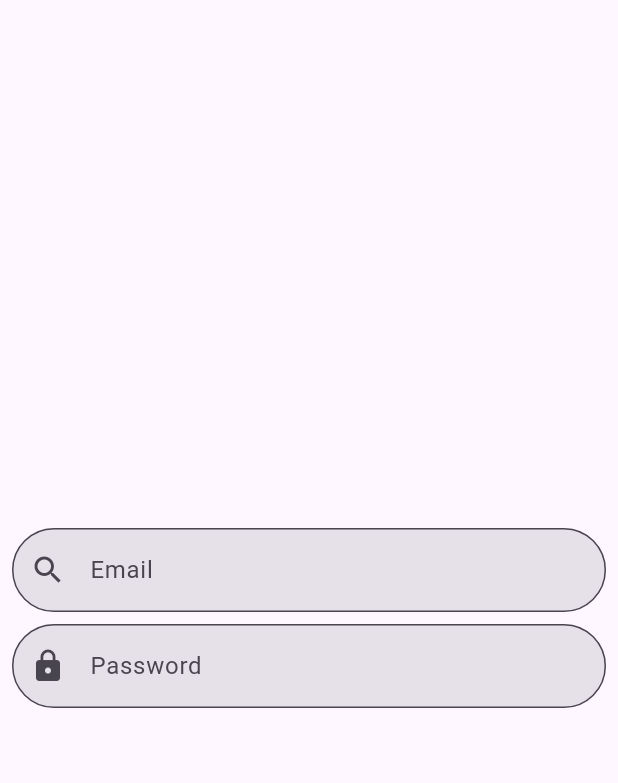
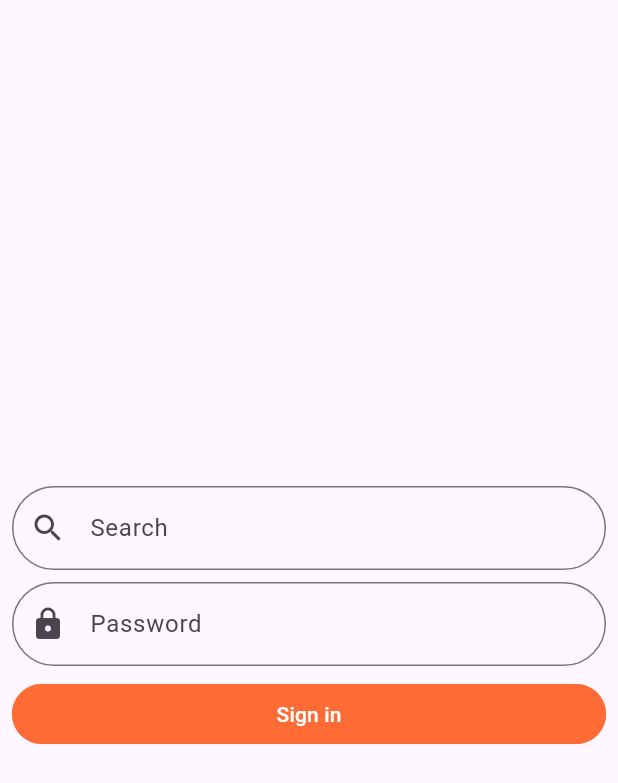
Before and after one commit to jmayta1984/upc-1acc0238-2510-351-flutter-projects, a Flutter app: the screen it shows after launch, on a phone screen of 412 x 824 dp. Shown: the top 783 px of the screen. Run offline on Flutter 3.47's test engine with Material 3 defaults, Android fonts, the phone set to English and light mode, and no system bars.

```diff
--- /dev/null
+++ b/demo/lib/color_palette.dart
@@ -0,0 +1,5 @@
+import 'dart:ui';
+
+class ColorPalette {
+  static Color primary = Color.fromRGBO(255, 107, 53, 1);
+}
--- /dev/null
+++ b/demo/lib/custom_text_field.dart
@@ -0,0 +1,24 @@
+import 'package:demo/color_palette.dart';
+import 'package:flutter/material.dart';
+
+class CustomTextField extends StatelessWidget {
+  const CustomTextField({super.key, this.icon, this.hintText});
+  final Icon? icon;
+  final String? hintText;
+
+  @override
+  Widget build(BuildContext context) {
+    return TextField(
+      cursorColor: ColorPalette.primary,
+      decoration: InputDecoration(
+        prefixIcon: icon,
+        hintText: hintText,
+        border: OutlineInputBorder(borderRadius: BorderRadius.circular(32)),
+        focusedBorder: OutlineInputBorder(
+          borderRadius: BorderRadius.circular(32),
+          borderSide: BorderSide(color: ColorPalette.primary),
+        ),
+      ),
+    );
+  }
+}
--- a/demo/lib/login_page.dart
+++ b/demo/lib/login_page.dart
@@ -1,13 +1,11 @@
+import 'package:demo/color_palette.dart';
+import 'package:demo/custom_text_field.dart';
+import 'package:demo/main_page.dart';
 import 'package:flutter/material.dart';
 
-class LoginPage extends StatefulWidget {
+class LoginPage extends StatelessWidget {
   const LoginPage({super.key});
 
-  @override
-  State<LoginPage> createState() => _LoginPageState();
-}
-
-class _LoginPageState extends State<LoginPage> {
   @override
   Widget build(BuildContext context) {
     return Scaffold(
@@ -17,37 +15,26 @@ class _LoginPageState extends State<LoginPage> {
           child: Column(
             mainAxisAlignment: MainAxisAlignment.center,
             children: [
-              TextField(
-                cursorColor: Colors.deepOrange,
-                decoration: InputDecoration(
-                  prefixIcon: Icon(Icons.search),
-                  hintText: "Email",
-
-                  filled: true,
-
-                  border: OutlineInputBorder(
-                    borderRadius: BorderRadius.circular(32),
+              CustomTextField(icon: Icon(Icons.search), hintText: "Search"),
+              SizedBox(height: 8),
+              CustomTextField(icon: Icon(Icons.lock), hintText: "Password"),
+              SizedBox(height: 8),
+              SizedBox(
+                width: double.infinity,
+                child: OutlinedButton(
+                  style: OutlinedButton.styleFrom(
+                    backgroundColor: ColorPalette.primary,
+                    foregroundColor: Colors.white,
+                    side: BorderSide(color: ColorPalette.primary),
                   ),
-                  focusedBorder: OutlineInputBorder(
-                    borderRadius: BorderRadius.circular(32),
-                  ),
+                  onPressed: () => {
+                    Navigator.pushReplacement(
+                      context,
+                      MaterialPageRoute(builder: (context) => MainPage()),
+                    ),
+                  },
+                  child: Text("Sign in"),
                 ),
-              ),
-              SizedBox(height: 8),
-              TextField(
-                cursorColor: Colors.deepOrange,
-                decoration: InputDecoration(
-                  filled: true,
-                  prefixIcon: Icon(Icons.lock),
-                  hintText: "Password",
-                  border: OutlineInputBorder(
-                    borderRadius: BorderRadius.circular(32),
-                  ),
-                  focusedBorder: OutlineInputBorder(
-                    borderRadius: BorderRadius.circular(32),
-                  ),
-                ),
-                obscureText: true,
               ),
             ],
           ),
--- a/demo/lib/main.dart
+++ b/demo/lib/main.dart
@@ -11,6 +11,7 @@ class MainApp extends StatelessWidget {
   @override
   Widget build(BuildContext context) {
     return const MaterialApp(
+      debugShowCheckedModeBanner: false,
       home: LoginPage(),
     );
   }
--- a/demo/pubspec.yaml
+++ b/demo/pubspec.yaml
@@ -17,3 +17,5 @@ dev_dependencies:
 
 flutter:
   uses-material-design: true
+  assets:
+    - assets/
```
Also changed, not shown: demo/lib/home_page.dart (added, +71 -0 lines), demo/lib/main_page.dart (added, +61 -0 lines), demo/assets/adidas.png (added).
